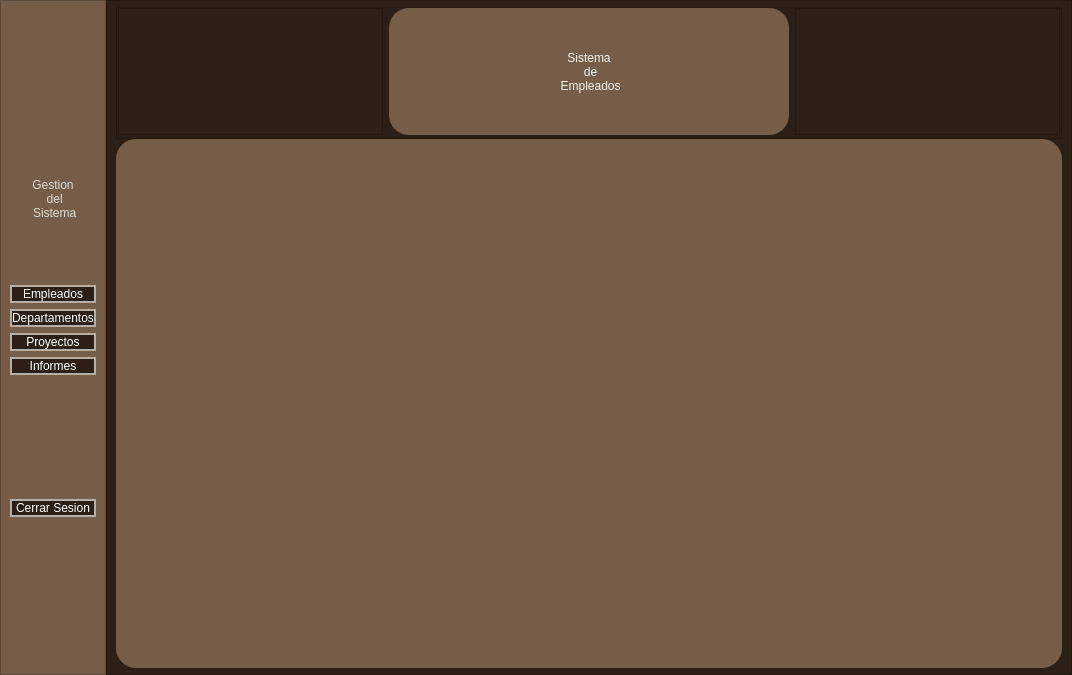
Before: the Qt Designer form ui/interfaz.ui in n1enkew/Sistema-de-Empleados, drawn with Qt 5.
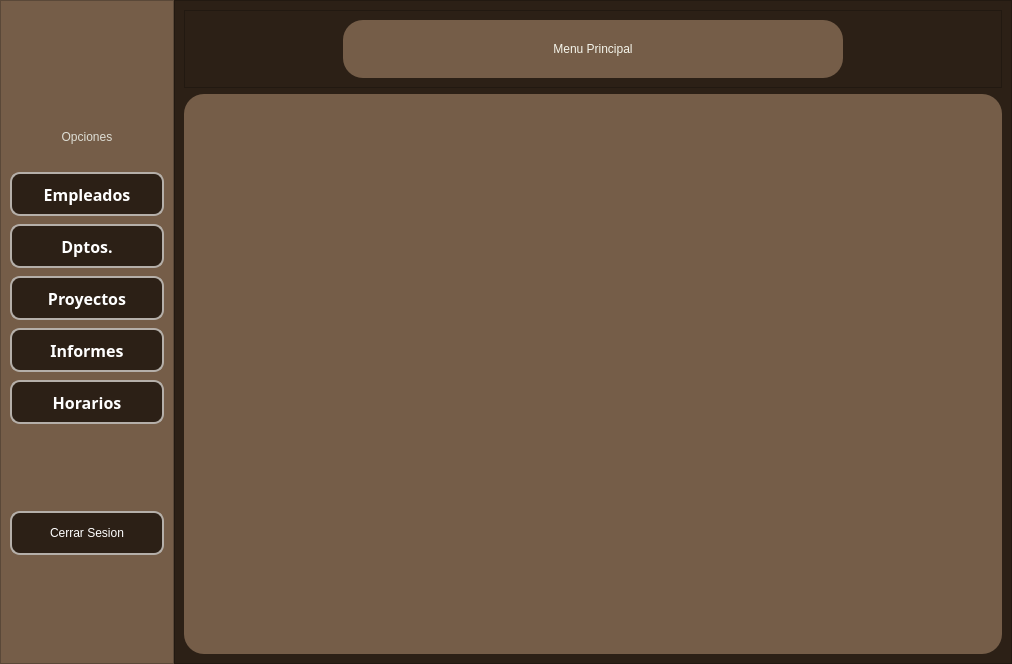
After: the same form once the commit is applied. Icons and pictures are not drawn.

The edit to the form file:
```diff
--- a/ui/interfaz.ui
+++ b/ui/interfaz.ui
@@ -2,12 +2,15 @@
 <ui version="4.0">
  <class>MainWindow</class>
  <widget class="QMainWindow" name="MainWindow">
+  <property name="enabled">
+   <bool>true</bool>
+  </property>
   <property name="geometry">
    <rect>
     <x>0</x>
     <y>0</y>
-    <width>1072</width>
-    <height>675</height>
+    <width>1012</width>
+    <height>664</height>
    </rect>
   </property>
   <property name="sizePolicy">
@@ -29,7 +32,7 @@
    <string notr="true"/>
   </property>
   <widget class="QWidget" name="centralwidget">
-   <layout class="QHBoxLayout" name="horizontalLayout" stretch="0,0">
+   <layout class="QHBoxLayout" name="horizontalLayout" stretch="1,9">
     <property name="spacing">
      <number>0</number>
     </property>
@@ -49,7 +52,7 @@
      <widget class="QFrame" name="frame">
       <property name="maximumSize">
        <size>
-        <width>170</width>
+        <width>400</width>
         <height>16777215</height>
        </size>
       </property>
@@ -59,20 +62,23 @@
 }
 
 QLabel{
-	
-	
 	color: qlineargradient(spread:pad, x1:0, y1:0, x2:1, y2:0, stop:0 rgba(181, 175, 169, 255), stop:1 rgba(222, 222, 213, 255));
 	
-	font: 900 25pt &quot;Microsoft Tai Le&quot;;	
+	font: 900 20pt &quot;Lexend&quot;;	
 }
 
 QPushButton{
-font: 400 12pt &quot;Microsoft Tai Le&quot;;	
+font: 600 12pt &quot;Lexend&quot;;
 background-color: rgb(44, 32, 22);
 color: rgb(255, 255, 255);
 border-radius:10px;
 border:2px solid rgb(181, 175, 169);
 
+min-width: 120px;
+width: 150px;
+height: 40px;
+
+margin-top: 2px;
 }
 
 QPushButton:hover{
@@ -83,6 +89,12 @@
 QPushButton:pressed {
     background-color: rgb(117, 93, 72); /* El color que quieras al hacer clic */
     border: 2px solid rgb(44, 32, 22);   /* Opcional: cambiar el borde también */
+}
+
+QPushButton:checked {
+	color: rgb(0, 0, 0);
+    background-color: rgb(117, 93, 72 ); /* Un café más claro */
+    border: 2px solid rgb(44, 32, 22); /* Un borde sutil para resaltar */
 }</string>
       </property>
       <property name="frameShape">
@@ -111,9 +123,7 @@
        <item>
         <widget class="QLabel" name="label">
          <property name="text">
-          <string>Gestion 
- del 
- Sistema</string>
+          <string>Opciones</string>
          </property>
          <property name="alignment">
           <set>Qt::AlignCenter</set>
@@ -121,7 +131,7 @@
         </widget>
        </item>
        <item>
-        <spacer name="verticalSpacer_5">
+        <spacer name="verticalSpacer">
          <property name="orientation">
           <enum>Qt::Vertical</enum>
          </property>
@@ -131,39 +141,208 @@
          <property name="sizeHint" stdset="0">
           <size>
            <width>20</width>
-           <height>60</height>
+           <height>70</height>
           </size>
          </property>
         </spacer>
        </item>
-       <item>
+       <item alignment="Qt::AlignHCenter">
         <widget class="QPushButton" name="btn_empleados">
+         <property name="sizePolicy">
+          <sizepolicy hsizetype="Preferred" vsizetype="Preferred">
+           <horstretch>0</horstretch>
+           <verstretch>0</verstretch>
+          </sizepolicy>
+         </property>
+         <property name="minimumSize">
+          <size>
+           <width>154</width>
+           <height>0</height>
+          </size>
+         </property>
+         <property name="font">
+          <font>
+           <family>Lexend</family>
+           <pointsize>12</pointsize>
+           <weight>75</weight>
+           <italic>false</italic>
+           <bold>true</bold>
+           <stylestrategy>PreferDefault</stylestrategy>
+          </font>
+         </property>
+         <property name="mouseTracking">
+          <bool>false</bool>
+         </property>
+         <property name="autoFillBackground">
+          <bool>false</bool>
+         </property>
          <property name="text">
           <string>Empleados</string>
          </property>
+         <property name="checkable">
+          <bool>true</bool>
+         </property>
+         <property name="autoExclusive">
+          <bool>false</bool>
+         </property>
         </widget>
        </item>
-       <item>
+       <item alignment="Qt::AlignHCenter">
         <widget class="QPushButton" name="btn_dptos">
+         <property name="sizePolicy">
+          <sizepolicy hsizetype="Preferred" vsizetype="Preferred">
+           <horstretch>0</horstretch>
+           <verstretch>0</verstretch>
+          </sizepolicy>
+         </property>
+         <property name="font">
+          <font>
+           <family>Lexend</family>
+           <pointsize>12</pointsize>
+           <weight>75</weight>
+           <italic>false</italic>
+           <bold>true</bold>
+           <stylestrategy>PreferDefault</stylestrategy>
+          </font>
+         </property>
+         <property name="mouseTracking">
+          <bool>false</bool>
+         </property>
+         <property name="autoFillBackground">
+          <bool>false</bool>
+         </property>
          <property name="text">
-          <string>Departamentos</string>
+          <string>Dptos.</string>
+         </property>
+         <property name="checkable">
+          <bool>true</bool>
+         </property>
+         <property name="autoExclusive">
+          <bool>false</bool>
          </property>
         </widget>
        </item>
-       <item>
+       <item alignment="Qt::AlignHCenter">
         <widget class="QPushButton" name="btn_proyectos">
+         <property name="sizePolicy">
+          <sizepolicy hsizetype="Preferred" vsizetype="Preferred">
+           <horstretch>0</horstretch>
+           <verstretch>0</verstretch>
+          </sizepolicy>
+         </property>
+         <property name="font">
+          <font>
+           <family>Lexend</family>
+           <pointsize>12</pointsize>
+           <weight>75</weight>
+           <italic>false</italic>
+           <bold>true</bold>
+           <stylestrategy>PreferDefault</stylestrategy>
+          </font>
+         </property>
+         <property name="mouseTracking">
+          <bool>false</bool>
+         </property>
+         <property name="autoFillBackground">
+          <bool>false</bool>
+         </property>
          <property name="text">
           <string>Proyectos</string>
          </property>
+         <property name="checkable">
+          <bool>true</bool>
+         </property>
+         <property name="autoExclusive">
+          <bool>false</bool>
+         </property>
         </widget>
        </item>
-       <item>
+       <item alignment="Qt::AlignHCenter">
         <widget class="QPushButton" name="btn_informes">
+         <property name="sizePolicy">
+          <sizepolicy hsizetype="Preferred" vsizetype="Preferred">
+           <horstretch>0</horstretch>
+           <verstretch>0</verstretch>
+          </sizepolicy>
+         </property>
+         <property name="font">
+          <font>
+           <family>Lexend</family>
+           <pointsize>12</pointsize>
+           <weight>75</weight>
+           <italic>false</italic>
+           <bold>true</bold>
+           <stylestrategy>PreferDefault</stylestrategy>
+          </font>
+         </property>
+         <property name="mouseTracking">
+          <bool>false</bool>
+         </property>
+         <property name="autoFillBackground">
+          <bool>false</bool>
+         </property>
          <property name="text">
           <string>Informes</string>
          </property>
+         <property name="checkable">
+          <bool>true</bool>
+         </property>
+         <property name="autoExclusive">
+          <bool>false</bool>
+         </property>
         </widget>
        </item>
+       <item alignment="Qt::AlignHCenter">
+        <widget class="QPushButton" name="btn_horarios">
+         <property name="sizePolicy">
+          <sizepolicy hsizetype="Preferred" vsizetype="Preferred">
+           <horstretch>0</horstretch>
+           <verstretch>0</verstretch>
+          </sizepolicy>
+         </property>
+         <property name="font">
+          <font>
+           <family>Lexend</family>
+           <pointsize>12</pointsize>
+           <weight>75</weight>
+           <italic>false</italic>
+           <bold>true</bold>
+           <stylestrategy>PreferDefault</stylestrategy>
+          </font>
+         </property>
+         <property name="mouseTracking">
+          <bool>false</bool>
+         </property>
+         <property name="autoFillBackground">
+          <bool>false</bool>
+         </property>
+         <property name="text">
+          <string>Horarios</string>
+         </property>
+         <property name="checkable">
+          <bool>true</bool>
+         </property>
+         <property name="autoExclusive">
+          <bool>false</bool>
+         </property>
+        </widget>
+       </item>
+       <item>
+        <spacer name="verticalSpacer_5">
+         <property name="orientation">
+          <enum>Qt::Vertical</enum>
+         </property>
+         <property name="sizeType">
+          <enum>QSizePolicy::Preferred</enum>
+         </property>
+         <property name="sizeHint" stdset="0">
+          <size>
+           <width>20</width>
+           <height>60</height>
+          </size>
+         </property>
+        </spacer>
+       </item>
        <item>
         <spacer name="verticalSpacer_2">
          <property name="orientation">
@@ -180,8 +359,14 @@
          </property>
         </spacer>
        </item>
-       <item>
+       <item alignment="Qt::AlignHCenter">
         <widget class="QPushButton" name="btn_cerrar_sesion">
+         <property name="sizePolicy">
+          <sizepolicy hsizetype="Preferred" vsizetype="Preferred">
+           <horstretch>0</horstretch>
+           <verstretch>0</verstretch>
+          </sizepolicy>
+         </property>
          <property name="text">
           <string>Cerrar Sesion</string>
          </property>
@@ -214,56 +399,49 @@
       <property name="frameShadow">
        <enum>QFrame::Raised</enum>
       </property>
-      <layout class="QVBoxLayout" name="verticalLayout" stretch="1,4">
-       <property name="spacing">
-        <number>0</number>
-       </property>
-       <property name="topMargin">
-        <number>6</number>
-       </property>
-       <property name="bottomMargin">
-        <number>6</number>
-       </property>
+      <layout class="QVBoxLayout" name="verticalLayout">
        <item>
         <widget class="QFrame" name="frame_3">
+         <property name="sizePolicy">
+          <sizepolicy hsizetype="Preferred" vsizetype="Fixed">
+           <horstretch>0</horstretch>
+           <verstretch>0</verstretch>
+          </sizepolicy>
+         </property>
+         <property name="styleSheet">
+          <string notr="true">QFrame{
+border-color: rgba(255, 255, 255, 0);
+}</string>
+         </property>
          <property name="frameShape">
           <enum>QFrame::StyledPanel</enum>
          </property>
          <property name="frameShadow">
           <enum>QFrame::Raised</enum>
          </property>
-         <layout class="QHBoxLayout" name="horizontalLayout_2" stretch="1,2,1">
-          <property name="spacing">
-           <number>6</number>
-          </property>
-          <property name="leftMargin">
-           <number>1</number>
-          </property>
-          <property name="topMargin">
-           <number>0</number>
-          </property>
-          <property name="rightMargin">
-           <number>1</number>
-          </property>
-          <property name="bottomMargin">
-           <number>3</number>
-          </property>
+         <layout class="QHBoxLayout" name="horizontalLayout_2">
           <item>
-           <widget class="QFrame" name="frame_8">
-            <property name="frameShape">
-             <enum>QFrame::StyledPanel</enum>
+           <spacer name="horizontalSpacer">
+            <property name="orientation">
+             <enum>Qt::Horizontal</enum>
             </property>
-            <property name="frameShadow">
-             <enum>QFrame::Raised</enum>
+            <property name="sizeType">
+             <enum>QSizePolicy::Preferred</enum>
             </property>
-           </widget>
+            <property name="sizeHint" stdset="0">
+             <size>
+              <width>100</width>
+              <height>20</height>
+             </size>
+            </property>
+           </spacer>
           </item>
           <item>
            <widget class="QFrame" name="frame_7">
             <property name="maximumSize">
              <size>
-              <width>400</width>
-              <height>16777215</height>
+              <width>500</width>
+              <height>100</height>
              </size>
             </property>
             <property name="styleSheet">
@@ -289,9 +467,7 @@
              <item>
               <widget class="QLabel" name="label_2">
                <property name="text">
-                <string>Sistema 
- de 
- Empleados</string>
+                <string>Menu Principal</string>
                </property>
                <property name="alignment">
                 <set>Qt::AlignCenter</set>
@@ -302,14 +478,20 @@
            </widget>
           </item>
           <item>
-           <widget class="QFrame" name="frame_10">
-            <property name="frameShape">
-             <enum>QFrame::StyledPanel</enum>
+           <spacer name="horizontalSpacer_2">
+            <property name="orientation">
+             <enum>Qt::Horizontal</enum>
             </property>
-            <property name="frameShadow">
-             <enum>QFrame::Raised</enum>
+            <property name="sizeType">
+             <enum>QSizePolicy::Preferred</enum>
             </property>
-           </widget>
+            <property name="sizeHint" stdset="0">
+             <size>
+              <width>100</width>
+              <height>58</height>
+             </size>
+            </property>
+           </spacer>
           </item>
          </layout>
         </widget>
@@ -333,19 +515,28 @@
          <property name="frameShadow">
           <enum>QFrame::Raised</enum>
          </property>
-         <layout class="QHBoxLayout" name="horizontalLayout_3">
+         <layout class="QVBoxLayout" name="verticalLayout_3">
           <item>
            <widget class="QStackedWidget" name="stack_paginas">
             <property name="styleSheet">
              <string notr="true">QStackedwidget{
 background-color: rgb(44, 32, 22); 
-    border: 1px solid transparent;      
-    border-radius: 20px;
+border-radius: 20px;
+}
+
+QWidget{
+background-color: transparent;
+border: none;
 }</string>
             </property>
             <property name="currentIndex">
              <number>-1</number>
             </property>
+            <widget class="QWidget" name="pagina_inicio">
+             <property name="styleSheet">
+              <string notr="true"/>
+             </property>
+            </widget>
            </widget>
           </item>
          </layout>
```
Left out of the diff: 11 changed lines with no effect on the pictures.
